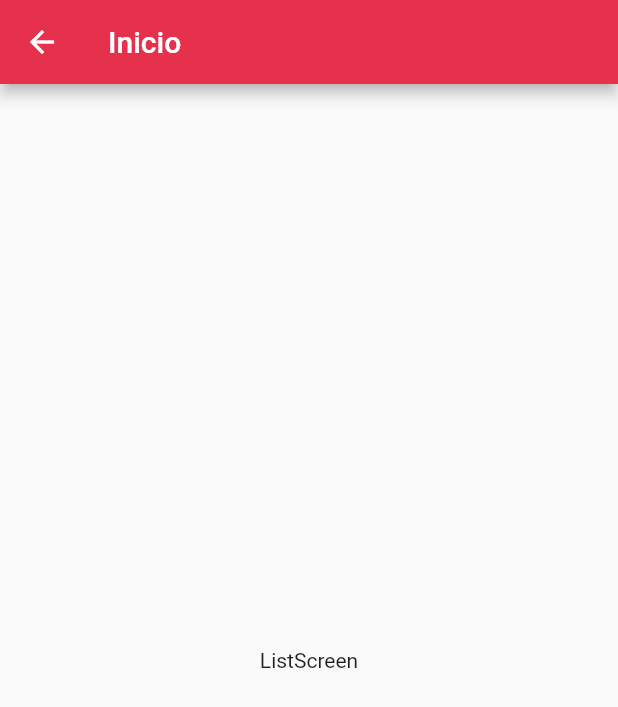
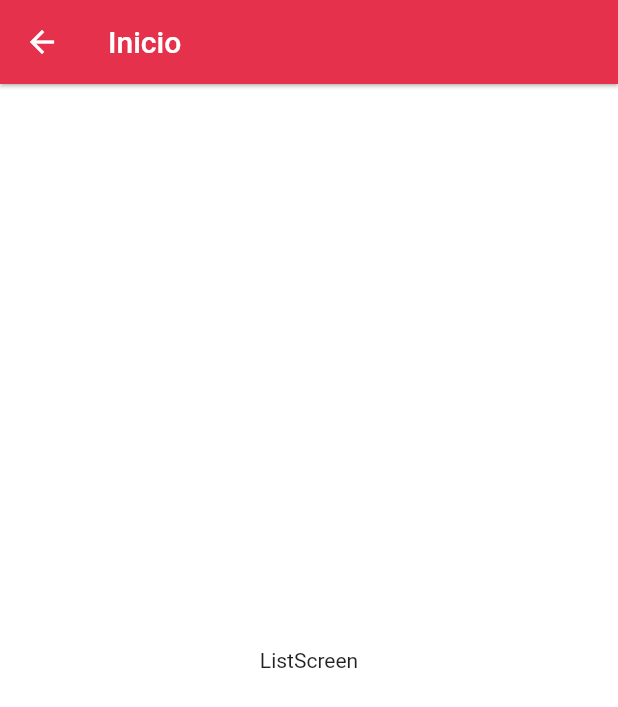
Before and after one commit to GuillermoPolanRuiz/appflutter, a Flutter app: the screen it shows after launch, after a tap on the "arrow circle right" icon, on a phone screen of 412 x 824 dp. Shown: the top 707 px of the screen. Run offline on Flutter 3.47's test engine with Material 2 defaults, Android fonts, the phone set to English and light mode, and no system bars.

Commit message:
json y app_theme

```diff
--- /dev/null
+++ b/lib/entities/model.dart
@@ -0,0 +1,14 @@
+import 'package:flutter/material.dart';
+
+class Model{
+  String? title;
+  String? text;
+
+  Model(this.title, this.text);
+
+  Model.fromJson(Map<String, dynamic> json){
+    title = json['Title'];
+    text = json['Text'];
+  }
+
+}
--- a/lib/main.dart
+++ b/lib/main.dart
@@ -1,5 +1,6 @@
 import 'package:appflutter/screens/open.dart';
 import 'package:flutter/material.dart';
+import 'package:appflutter/theme/app_theme.dart';
 
 void main() {
   runApp(const MyApp());
@@ -13,9 +14,7 @@ class MyApp extends StatelessWidget {
   Widget build(BuildContext context) {
     return MaterialApp(
       title: 'Flutter Demo',
-      theme: ThemeData(
-        primarySwatch: Colors.blue,
-      ),
+      theme: AppTheme.mainTheme,
       home: const OpenScreen()
     );
   }
--- a/lib/screens/list.dart
+++ b/lib/screens/list.dart
@@ -1,19 +1,36 @@
+import 'dart:convert';
+
 import 'package:flutter/material.dart';
+import 'package:appflutter/entities/model.dart';
+import 'package:flutter/services.dart' as rootBundle;
 
-class ListScreen extends StatelessWidget {
+class ListScreen extends StatefulWidget{
+  const ListScreen({ super.key });
 
-  const ListScreen({Key? key}) : super(key: key);
+  @override
+  _ListScreen createState() => _ListScreen();
+}
+
+class _ListScreen extends State<ListScreen> {
+
+
 
   @override
   Widget build(BuildContext context) {
     return Scaffold(
       appBar: AppBar(
         title: const Text('Inicio'),
-        backgroundColor: Color.fromARGB(255, 230, 49, 76),
       ),
       body: const Center(
          child: Text('ListScreen'),
       ),
     );
   }
+
+  Future<List<Model>> ReadJsonData() async{
+    final jsondata = await rootBundle.rootBundle.loadString('assets/data.json');
+    final list = jsonDecode(jsondata) as List<dynamic>;
+
+    return list.map((e) => Model.fromJson(e)).toList();
+  }
 }
--- a/lib/screens/open.dart
+++ b/lib/screens/open.dart
@@ -1,5 +1,6 @@
 import 'package:appflutter/screens/list.dart';
 import 'package:flutter/material.dart';
+import 'package:appflutter/theme/app_theme.dart';
 
 class OpenScreen extends StatelessWidget {
 
@@ -9,7 +10,7 @@ class OpenScreen extends StatelessWidget {
   Widget build(BuildContext context) {
     return Scaffold(
       body: Container(
-        color: const Color.fromARGB(255, 230, 49, 76),
+        color: AppTheme.primary,
         child: Column(
             children: <Widget>[
               Expanded(child: Container(
@@ -35,6 +36,11 @@ class OpenScreen extends StatelessWidget {
                   Text('__________________________'),
                 ],
               )),
+
+
+              // Aquí hay que hacer el formulario de login/register
+
+
               Expanded(child: Column(
                 children: const [
                   Navegate(link: ListScreen())
--- /dev/null
+++ b/lib/theme/app_theme.dart
@@ -0,0 +1,19 @@
+import 'dart:ui';
+
+import 'package:flutter/material.dart';
+
+class AppTheme {
+  static const Color primary = Color.fromARGB(255, 230, 49, 76);
+  //static const Color iconsColor = Color.fromARGB(255, 8, 49, 185);
+  static const Color BGcolor = Color.fromARGB(255, 255, 255, 255);
+
+  static final mainTheme = ThemeData.light().copyWith(
+    appBarTheme: const AppBarTheme(
+      backgroundColor: primary,
+      elevation: 1
+    ),
+    scaffoldBackgroundColor: BGcolor,
+
+
+  );
+}
```
Also changed, not shown: assets/data.json (added, +9 -0 lines).
